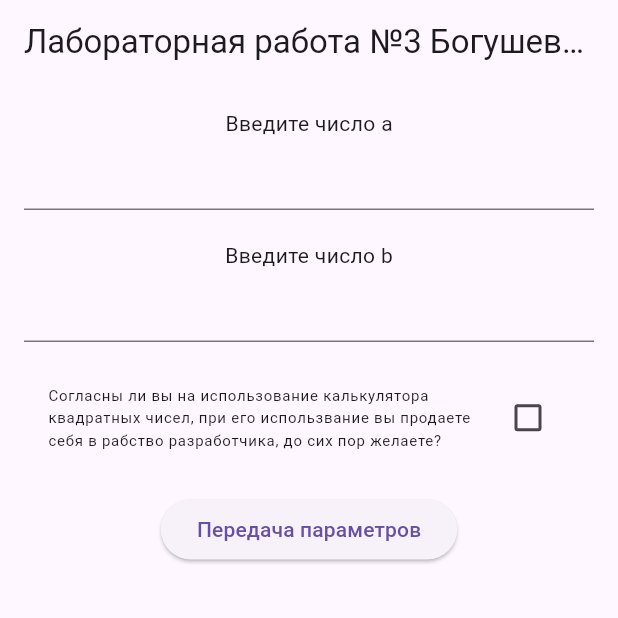
After one commit to LAPKA21/flutter_labs, a Flutter app: the FirstScreen screen opened directly, on a phone screen of 412 x 824 dp, the top half of it. The commit adds this screen. Run offline on Flutter 3.47's test engine with Material 3 defaults, Android fonts, the phone set to English and light mode, and no system bars; our stand-ins replace flutter_bloc.

Commit message:
Добавил 4 лабораторную работу с изменением состояний

```diff
--- a/flutter_application_lab_3/lib/Result.dart
+++ b/flutter_application_lab_3/lib/SecondScreen.dart
@@ -16,7 +16,7 @@ class SecondScreen extends StatelessWidget {
         title: const Text('Результат'),
       ),
       body: Column(
-         mainAxisAlignment: MainAxisAlignment.center, //Цетрирование
+         mainAxisAlignment: MainAxisAlignment.center, //Центрирование
         children: <Widget>[
           Padding(padding: EdgeInsets.all(16.0), child:  Text(
           'Сумма $numA + $numB = $sum',
--- a/flutter_application_lab_3/lib/main.dart
+++ b/flutter_application_lab_3/lib/main.dart
@@ -1,4 +1,4 @@
-import 'Result.dart';
+import 'SecondScreen.dart';
 
 import 'package:flutter/material.dart';
 import 'package:flutter/services.dart'; // Импорт для inputFormatters
--- /dev/null
+++ b/flutter_application_lab_4/lib/screen/FirstScreen.dart
@@ -0,0 +1,75 @@
+import 'package:flutter/material.dart';
+import 'package:flutter_bloc/flutter_bloc.dart';
+import 'package:flutter/services.dart';
+import 'package:flutter_application_lab_4/screen/cubit/main_screen_cubit_provider.dart';
+
+class FirstScreen extends StatefulWidget {
+  const FirstScreen({super.key});
+
+  @override
+  State<FirstScreen> createState() => _FirstScreenState();
+}
+
+class _FirstScreenState extends State<FirstScreen> {
+  final _formKey = GlobalKey<FormState>();
+  final _fieldA = TextEditingController();
+  final _fieldB = TextEditingController();
+  bool _agreement = false;
+
+  @override
+  Widget build(BuildContext context) {
+    return Scaffold(
+      appBar: AppBar(title: const Text('Лабораторная работа №3 Богушевич Д.А. ВМК-22 вар(2)')),
+      body: Padding(
+        padding: const EdgeInsets.all(16.0),
+        child: Form(
+          key: _formKey,
+          child: Column(
+            children: [
+              const Text('Введите число a'),
+              TextFormField(
+                controller: _fieldA,
+                inputFormatters: [FilteringTextInputFormatter.digitsOnly],
+                validator: (value) {
+                  if (value!.isEmpty) return 'Пожалуйста введите число!';
+                  return null; },
+                keyboardType: TextInputType.number,
+              ),
+              const SizedBox(height: 20),
+              const Text('Введите число b'),
+              TextFormField(
+                controller: _fieldB,
+                inputFormatters: [FilteringTextInputFormatter.digitsOnly],
+                 validator: (value) {
+                  if (value!.isEmpty) return 'Пожалуйста введите число!';
+                  return null; },
+                keyboardType: TextInputType.number,
+              ),
+              const SizedBox(height: 20),
+              CheckboxListTile(
+                value: _agreement,
+                title: const Text('Согласны ли вы на использование калькулятора квадратных чисел, при его использвание вы продаете себя в рабство разработчика, до сих пор желаете?', style: TextStyle(fontSize: 10.0)),
+                onChanged: (bool? value) => setState(() => _agreement = value!),
+              ),
+              const SizedBox(height: 20),
+              ElevatedButton(
+                onPressed: () {
+                  if (_formKey.currentState!.validate() && _agreement) {
+                    final int numA = int.parse(_fieldA.text);
+                    final int numB = int.parse(_fieldB.text);
+                    context.read<NavigationCubit>().calculateAndShowSecondScreen(numA, numB);
+                  } else if (!_agreement) {
+                    ScaffoldMessenger.of(context).showSnackBar(
+                      const SnackBar(content: Text('Вы не согласились с условиями!')),
+                    );
+                  }
+                },
+                child: const Text('Передача параметров'),
+              ),
+            ],
+          ),
+        ),
+      ),
+    );
+  }
+}
--- /dev/null
+++ b/flutter_application_lab_4/lib/screen/cubit/main_screen_cubit_provider.dart
@@ -0,0 +1,29 @@
+import 'package:flutter_bloc/flutter_bloc.dart';
+import 'dart:math';
+
+// Состояния в который может перейти экран
+abstract class NavigationState {}
+
+class FirstScreenState extends NavigationState {}
+
+class SecondScreenState extends NavigationState {
+  final int numA;
+  final int numB;
+  final num result;
+
+  SecondScreenState({required this.numA, required this.numB, required this.result});
+}
+
+// Основная логика кубита, показ экранов и расчеты
+class NavigationCubit extends Cubit<NavigationState> {
+  NavigationCubit() : super(FirstScreenState());
+
+  void showFirstScreen() {
+    emit(FirstScreenState());
+  }
+
+  void calculateAndShowSecondScreen(int numA, int numB) {
+    num result = pow(numA, 2) + pow(numB, 2);
+    emit(SecondScreenState(numA: numA, numB: numB, result: result));
+  }
+}
```
Also changed, not shown: flutter_application_lab_4/analysis_options.yaml (added, +28 -0 lines), flutter_application_lab_4/lib/main.dart (added, +34 -0 lines), flutter_application_lab_4/lib/screen/SecondScreen.dart (added, +33 -0 lines), flutter_application_lab_4/pubspec.yaml (added, +90 -0 lines), flutter_application_lab_4/pubspec.lock (added), 50 other files.
